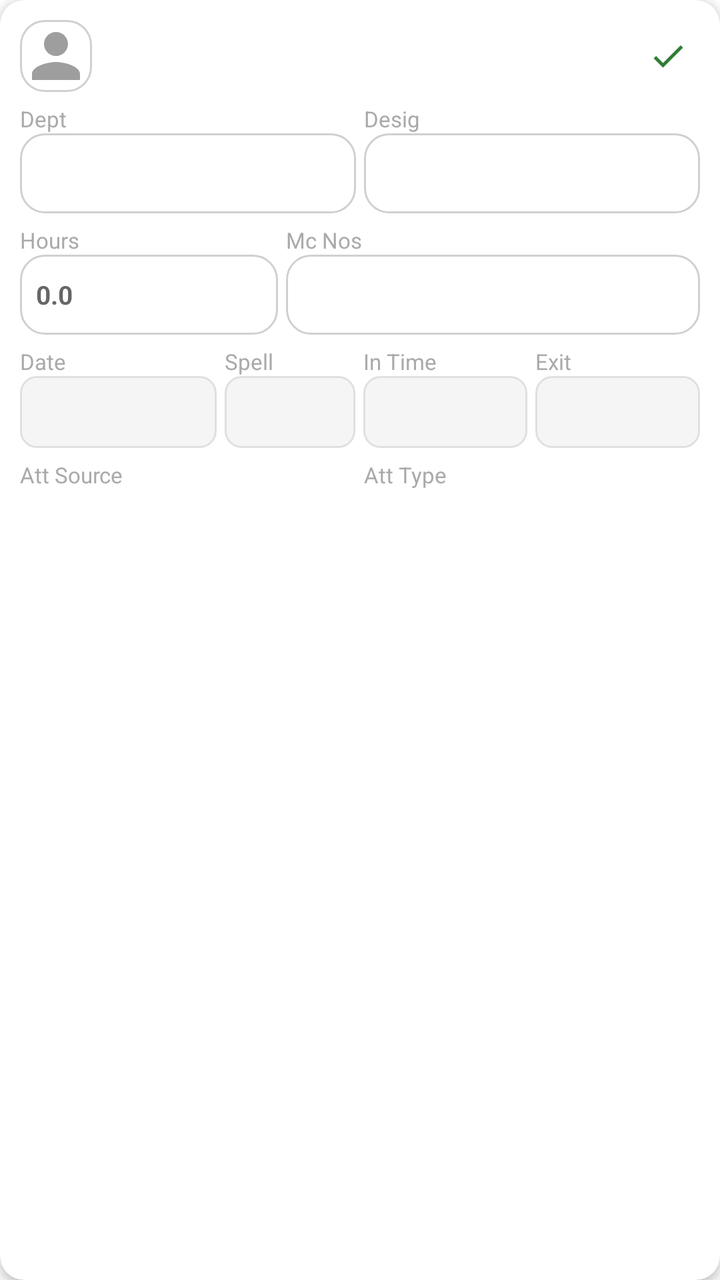
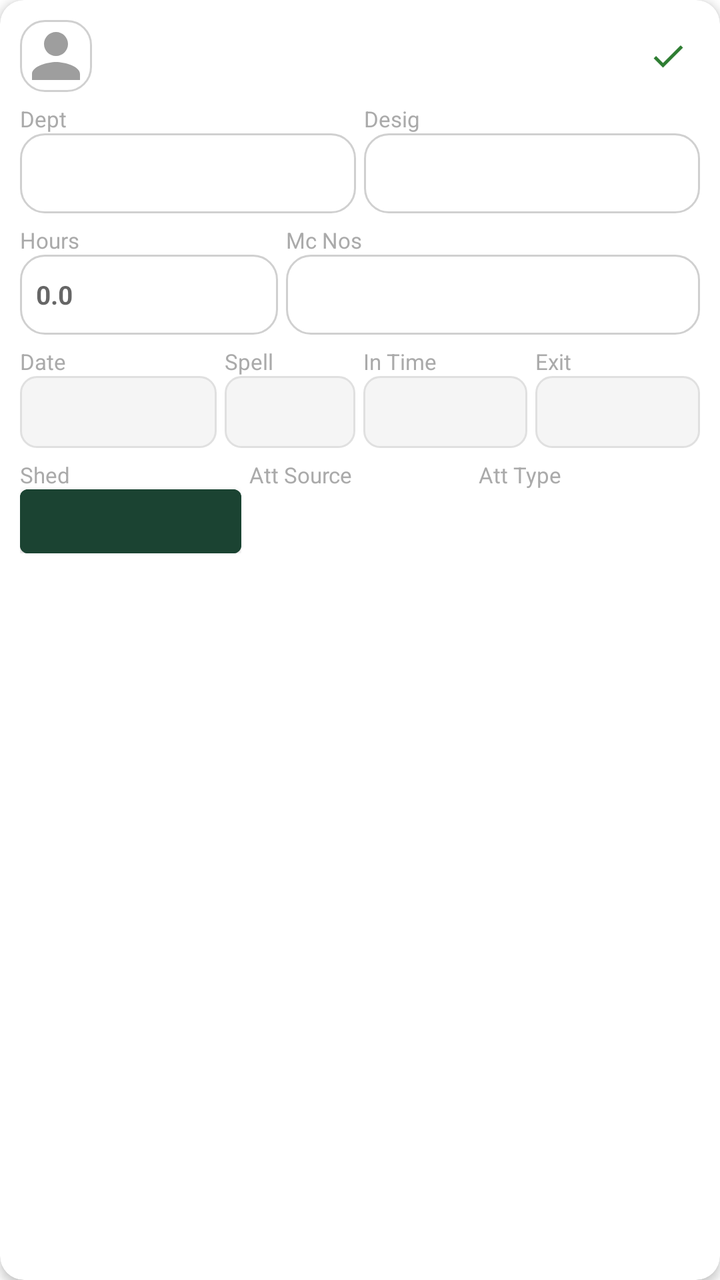

The first picture is an Android layout as it rendered before a commit; the second is the same layout after the commit. The layout source and the unified diff follow.
<!-- AndroidManifest.xml: application theme Theme.MyHrms -->
<!-- res/layout/item_attendance_report.xml -->
<?xml version="1.0" encoding="utf-8"?>
<androidx.cardview.widget.CardView xmlns:android="http://schemas.android.com/apk/res/android"
    xmlns:app="http://schemas.android.com/apk/res-auto"
    android:layout_width="match_parent"
    android:layout_height="wrap_content"
    android:layout_marginBottom="10dp"
    app:cardCornerRadius="12dp"
    app:cardElevation="3dp"
    app:cardBackgroundColor="@color/white">

    <LinearLayout
        android:layout_width="match_parent"
        android:layout_height="wrap_content"
        android:orientation="vertical"
        android:padding="10dp">

        
        <LinearLayout
            android:layout_width="match_parent"
            android:layout_height="wrap_content"
            android:orientation="horizontal"
            android:gravity="center_vertical"
            android:layout_marginBottom="6dp">

            <ImageView
                android:id="@+id/ivPhoto"
                android:layout_width="36dp"
                android:layout_height="36dp"
                android:scaleType="centerCrop"
                android:src="@drawable/ic_person"
                android:background="@drawable/bg_input_rounded"
                android:contentDescription="Photo"
                android:layout_marginEnd="8dp" />

            <TextView
                android:id="@+id/tvEmpName"
                android:layout_width="0dp"
                android:layout_height="wrap_content"
                android:layout_weight="1"
                android:textColor="@color/label_text"
                android:textSize="14sp"
                android:textStyle="bold"
                android:ellipsize="end"
                android:maxLines="1" />

            <ImageView
                android:id="@+id/btnSave"
                android:layout_width="32dp"
                android:layout_height="32dp"
                android:padding="6dp"
                android:src="@drawable/ic_check"
                app:tint="#2E7D32"
                android:background="?android:attr/selectableItemBackgroundBorderless"
                android:contentDescription="Save" />
        </LinearLayout>

        
        <LinearLayout
            android:layout_width="match_parent"
            android:layout_height="wrap_content"
            android:orientation="horizontal"
            android:baselineAligned="false"
            android:layout_marginBottom="6dp">

            <LinearLayout
                android:layout_width="0dp"
                android:layout_height="wrap_content"
                android:layout_weight="1"
                android:orientation="vertical"
                android:layout_marginEnd="4dp">
                <TextView
                    android:layout_width="wrap_content"
                    android:layout_height="wrap_content"
                    android:text="Dept"
                    android:textColor="@color/hint_text"
                    android:textSize="11sp" />
                <Spinner
                    android:id="@+id/spDepartment"
                    android:layout_width="match_parent"
                    android:layout_height="40dp"
                    android:background="@drawable/bg_input_rounded" />
            </LinearLayout>

            <LinearLayout
                android:layout_width="0dp"
                android:layout_height="wrap_content"
                android:layout_weight="1"
                android:orientation="vertical">
                <TextView
                    android:layout_width="wrap_content"
                    android:layout_height="wrap_content"
                    android:text="Desig"
                    android:textColor="@color/hint_text"
                    android:textSize="11sp" />
                <Spinner
                    android:id="@+id/spDesignation"
                    android:layout_width="match_parent"
                    android:layout_height="40dp"
                    android:background="@drawable/bg_input_rounded" />
            </LinearLayout>
        </LinearLayout>

        
        <LinearLayout
            android:layout_width="match_parent"
            android:layout_height="wrap_content"
            android:orientation="horizontal"
            android:baselineAligned="false"
            android:layout_marginBottom="6dp">

            <LinearLayout
                android:layout_width="0dp"
                android:layout_height="wrap_content"
                android:layout_weight="1"
                android:orientation="vertical"
                android:layout_marginEnd="4dp">
                <TextView
                    android:layout_width="wrap_content"
                    android:layout_height="wrap_content"
                    android:text="Hours"
                    android:textColor="@color/hint_text"
                    android:textSize="11sp" />
                <EditText
                    android:id="@+id/etHours"
                    android:layout_width="match_parent"
                    android:layout_height="40dp"
                    android:background="@drawable/bg_input_rounded"
                    android:gravity="center_vertical"
                    android:paddingStart="8dp"
                    android:paddingEnd="8dp"
                    android:inputType="numberDecimal"
                    android:textColor="#1565C0"
                    android:textSize="13sp"
                    android:textStyle="bold"
                    android:singleLine="true"
                    android:hint="0.0"
                    android:autofillHints="" />
            </LinearLayout>

            <LinearLayout
                android:layout_width="0dp"
                android:layout_height="wrap_content"
                android:layout_weight="1.6"
                android:orientation="vertical">
                <TextView
                    android:layout_width="wrap_content"
                    android:layout_height="wrap_content"
                    android:text="Mc Nos"
                    android:textColor="@color/hint_text"
                    android:textSize="11sp" />
                <TextView
                    android:id="@+id/tvMachineNos"
                    android:layout_width="match_parent"
                    android:layout_height="40dp"
                    android:gravity="center_vertical"
                    android:paddingStart="8dp"
                    android:paddingEnd="8dp"
                    android:background="@drawable/bg_input_rounded"
                    android:textColor="#1565C0"
                    android:textSize="12sp"
                    android:textStyle="bold"
                    android:ellipsize="end"
                    android:maxLines="1"
                    android:clickable="true"
                    android:focusable="true" />
            </LinearLayout>
        </LinearLayout>

        
        <LinearLayout
            android:layout_width="match_parent"
            android:layout_height="wrap_content"
            android:orientation="horizontal"
            android:baselineAligned="false"
            android:layout_marginBottom="6dp">

            <LinearLayout
                android:layout_width="0dp"
                android:layout_height="wrap_content"
                android:layout_weight="1.2"
                android:orientation="vertical"
                android:layout_marginEnd="4dp">
                <TextView
                    android:layout_width="wrap_content"
                    android:layout_height="wrap_content"
                    android:text="Date"
                    android:textColor="@color/hint_text"
                    android:textSize="11sp" />
                <TextView
                    android:id="@+id/tvDate"
                    android:layout_width="match_parent"
                    android:layout_height="36dp"
                    android:gravity="center_vertical"
                    android:paddingStart="6dp"
                    android:paddingEnd="6dp"
                    android:background="@drawable/bg_input_readonly"
                    android:textColor="@color/label_text"
                    android:textSize="12sp"
                    android:singleLine="true" />
            </LinearLayout>

            <LinearLayout
                android:layout_width="0dp"
                android:layout_height="wrap_content"
                android:layout_weight="0.8"
                android:orientation="vertical"
                android:layout_marginEnd="4dp">
                <TextView
                    android:layout_width="wrap_content"
                    android:layout_height="wrap_content"
                    android:text="Spell"
                    android:textColor="@color/hint_text"
                    android:textSize="11sp" />
                <TextView
                    android:id="@+id/tvSpell"
                    android:layout_width="match_parent"
                    android:layout_height="36dp"
                    android:gravity="center_vertical"
                    android:paddingStart="6dp"
                    android:paddingEnd="6dp"
                    android:background="@drawable/bg_input_readonly"
                    android:textColor="@color/label_text"
                    android:textSize="12sp"
                    android:textStyle="bold"
                    android:singleLine="true" />
            </LinearLayout>

            <LinearLayout
                android:layout_width="0dp"
                android:layout_height="wrap_content"
                android:layout_weight="1"
                android:orientation="vertical"
                android:layout_marginEnd="4dp">
                <TextView
                    android:layout_width="wrap_content"
                    android:layout_height="wrap_content"
                    android:text="In Time"
                    android:textColor="@color/hint_text"
                    android:textSize="11sp" />
                <TextView
                    android:id="@+id/tvInTime"
                    android:layout_width="match_parent"
                    android:layout_height="36dp"
                    android:gravity="center_vertical"
                    android:paddingStart="6dp"
                    android:paddingEnd="6dp"
                    android:background="@drawable/bg_input_readonly"
                    android:textColor="#2E7D32"
                    android:textSize="12sp"
                    android:textStyle="bold"
                    android:singleLine="true" />
            </LinearLayout>

            <LinearLayout
                android:layout_width="0dp"
                android:layout_height="wrap_content"
                android:layout_weight="1"
                android:orientation="vertical">
                <TextView
                    android:layout_width="wrap_content"
                    android:layout_height="wrap_content"
                    android:text="Exit"
                    android:textColor="@color/hint_text"
                    android:textSize="11sp" />
                <TextView
                    android:id="@+id/tvExitTime"
                    android:layout_width="match_parent"
                    android:layout_height="36dp"
                    android:gravity="center_vertical"
                    android:paddingStart="6dp"
                    android:paddingEnd="6dp"
                    android:background="@drawable/bg_input_readonly"
                    android:textColor="#C62828"
                    android:textSize="12sp"
                    android:textStyle="bold"
                    android:singleLine="true" />
            </LinearLayout>
        </LinearLayout>

        
        <LinearLayout
            android:layout_width="match_parent"
            android:layout_height="wrap_content"
            android:orientation="horizontal"
            android:baselineAligned="false">

            <LinearLayout
                android:layout_width="0dp"
                android:layout_height="wrap_content"
                android:layout_weight="1"
                android:orientation="vertical"
                android:layout_marginEnd="4dp">
                <TextView
                    android:layout_width="wrap_content"
                    android:layout_height="wrap_content"
                    android:text="Att Source"
                    android:textColor="@color/hint_text"
                    android:textSize="11sp" />
                <TextView
                    android:id="@+id/tvAttSource"
                    android:layout_width="match_parent"
                    android:layout_height="32dp"
                    android:gravity="center"
                    android:paddingStart="10dp"
                    android:paddingEnd="10dp"
                    android:textColor="@color/white"
                    android:textSize="12sp"
                    android:textStyle="bold"
                    android:singleLine="true" />
            </LinearLayout>

            <LinearLayout
                android:layout_width="0dp"
                android:layout_height="wrap_content"
                android:layout_weight="1"
                android:orientation="vertical">
                <TextView
                    android:layout_width="wrap_content"
                    android:layout_height="wrap_content"
                    android:text="Att Type"
                    android:textColor="@color/hint_text"
                    android:textSize="11sp" />
                <TextView
                    android:id="@+id/tvAttType"
                    android:layout_width="match_parent"
                    android:layout_height="32dp"
                    android:gravity="center"
                    android:paddingStart="10dp"
                    android:paddingEnd="10dp"
                    android:textColor="@color/white"
                    android:textSize="12sp"
                    android:textStyle="bold"
                    android:singleLine="true" />
            </LinearLayout>
        </LinearLayout>
    </LinearLayout>
</androidx.cardview.widget.CardView>
<!-- resources referenced by this layout -->
<resources>
  <color name="hint_text">#AAAAAA</color>
  <color name="label_text">#222222</color>
  <color name="white">#FFFFFFFF</color>
  <!-- drawable bg_input_readonly (drawable) -->
  <?xml version="1.0" encoding="utf-8"?>
  <shape xmlns:android="http://schemas.android.com/apk/res/android">
      <solid android:color="#F5F5F5" />
      <corners android:radius="8dp" />
      <stroke
          android:width="1dp"
          android:color="#E0E0E0" />
  </shape>
  <!-- drawable bg_input_rounded (drawable) -->
  <?xml version="1.0" encoding="utf-8"?>
  <shape xmlns:android="http://schemas.android.com/apk/res/android"
      android:shape="rectangle">
      <solid android:color="@color/white" />
      <corners android:radius="12dp" />
      <stroke
          android:width="1dp"
          android:color="@color/input_border" />
  </shape>
  <!-- drawable ic_check (drawable) -->
  <?xml version="1.0" encoding="utf-8"?>
  <vector xmlns:android="http://schemas.android.com/apk/res/android"
      android:width="24dp"
      android:height="24dp"
      android:viewportWidth="24"
      android:viewportHeight="24">
      <path
          android:fillColor="#FFFFFF"
          android:pathData="M9,16.17L4.83,12l-1.42,1.41L9,19 21,7l-1.41,-1.41L9,16.17z" />
  </vector>
  <!-- drawable ic_person (drawable) -->
  <vector xmlns:android="http://schemas.android.com/apk/res/android"
      android:width="24dp"
      android:height="24dp"
      android:viewportWidth="24"
      android:viewportHeight="24"
      android:tint="#9E9E9E">
      <path
          android:fillColor="@android:color/white"
          android:pathData="M12,12c2.21,0 4,-1.79 4,-4s-1.79,-4 -4,-4 -4,1.79 -4,4 1.79,4 4,4zM12,14c-2.67,0 -8,1.34 -8,4v2h16v-2c0,-2.66 -5.33,-4 -8,-4z"/>
  </vector>
  <style name="Theme.MyHrms" parent="Theme.MaterialComponents.DayNight.NoActionBar">
          
          <item name="colorPrimary">@color/toolbar_dark_blue</item>
          <item name="colorPrimaryVariant">@color/toolbar_dark_blue</item>
          <item name="colorOnPrimary">@color/white</item>
          
          <item name="colorSecondary">@color/teal_200</item>
          <item name="colorSecondaryVariant">@color/teal_700</item>
          <item name="colorOnSecondary">@color/black</item>
          
          <item name="android:statusBarColor">@color/toolbar_dark_blue</item>
          
      </style>
  <color name="input_border">#D0D0D0</color>
  <color name="toolbar_dark_blue">#1B4332</color>
  <color name="teal_200">#FF03DAC5</color>
  <color name="teal_700">#FF018786</color>
  <color name="black">#FF000000</color>
</resources>

<!-- the commit's change to res/layout/item_attendance_report.xml (unified diff, before → after) -->
@@ -293,6 +293,34 @@
                 <TextView
                     android:layout_width="wrap_content"
                     android:layout_height="wrap_content"
+                    android:text="Shed"
+                    android:textColor="@color/hint_text"
+                    android:textSize="11sp" />
+                <Button
+                    android:id="@+id/btnShed"
+                    android:layout_width="match_parent"
+                    android:layout_height="32dp"
+                    android:insetTop="0dp"
+                    android:insetBottom="0dp"
+                    android:minWidth="0dp"
+                    android:minHeight="0dp"
+                    android:padding="0dp"
+                    android:textSize="12sp"
+                    android:textStyle="bold"
+                    android:textAllCaps="false"
+                    android:textColor="@color/white"
+                    android:backgroundTint="@color/toolbar_dark_blue" />
+            </LinearLayout>
+
+            <LinearLayout
+                android:layout_width="0dp"
+                android:layout_height="wrap_content"
+                android:layout_weight="1"
+                android:orientation="vertical"
+                android:layout_marginEnd="4dp">
+                <TextView
+                    android:layout_width="wrap_content"
+                    android:layout_height="wrap_content"
                     android:text="Att Source"
                     android:textColor="@color/hint_text"
                     android:textSize="11sp" />
